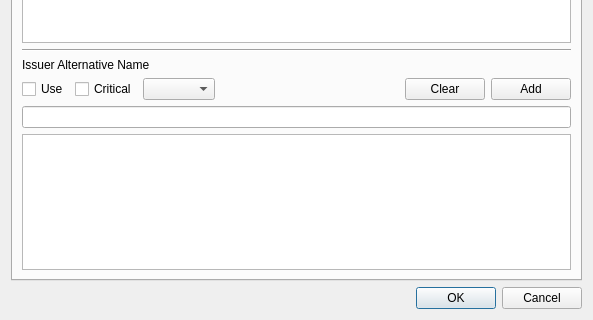
This is CertMan/make_crl_profile_dlg.ui in jykim74/CertMan as Qt 5 draws it before an edit; both pictures show x 0 to 593 and y 327 to 647 of the 593 by 647 pixel window. The edited form follows.
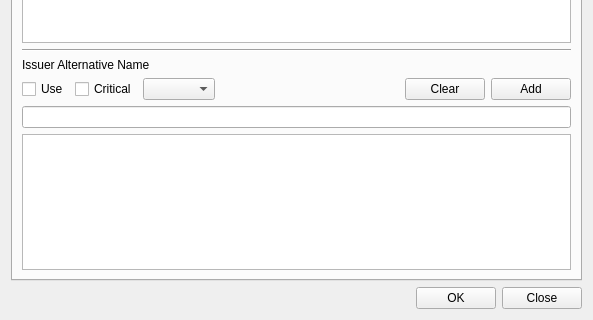
This is the edited form.

```diff
--- a/CertMan/make_crl_profile_dlg.ui
+++ b/CertMan/make_crl_profile_dlg.ui
@@ -565,14 +565,38 @@
     </widget>
    </item>
    <item>
-    <widget class="QDialogButtonBox" name="buttonBox">
-     <property name="orientation">
-      <enum>Qt::Horizontal</enum>
+    <layout class="QGridLayout" name="gridLayout_11">
+     <property name="topMargin">
+      <number>0</number>
      </property>
-     <property name="standardButtons">
-      <set>QDialogButtonBox::Cancel|QDialogButtonBox::Ok</set>
-     </property>
-    </widget>
+     <item row="0" column="1">
+      <widget class="QPushButton" name="mOKBtn">
+       <property name="text">
+        <string>OK</string>
+       </property>
+      </widget>
+     </item>
+     <item row="0" column="2">
+      <widget class="QPushButton" name="mCloseBtn">
+       <property name="text">
+        <string>Close</string>
+       </property>
+      </widget>
+     </item>
+     <item row="0" column="0">
+      <spacer name="horizontalSpacer_2">
+       <property name="orientation">
+        <enum>Qt::Horizontal</enum>
+       </property>
+       <property name="sizeHint" stdset="0">
+        <size>
+         <width>40</width>
+         <height>20</height>
+        </size>
+       </property>
+      </spacer>
+     </item>
+    </layout>
    </item>
   </layout>
  </widget>
```
Left out of the diff: 35 changed lines with no effect on the pictures.
